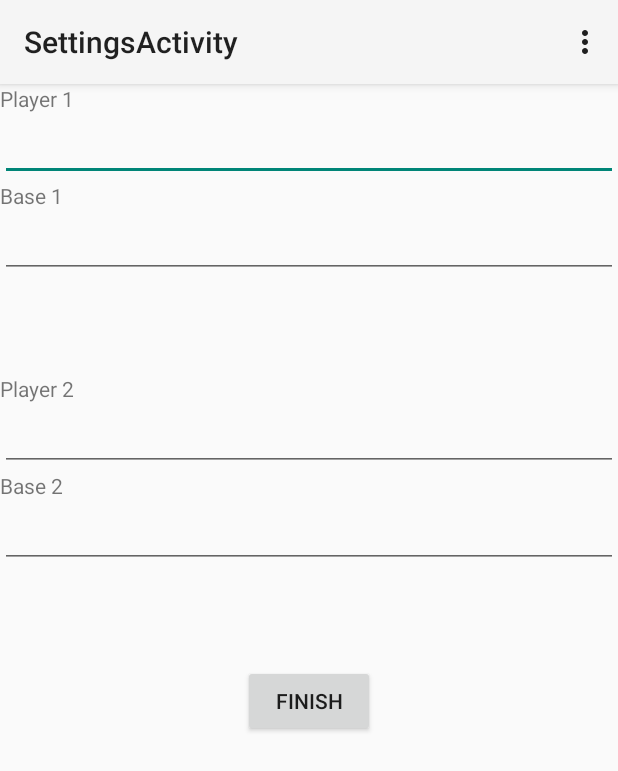
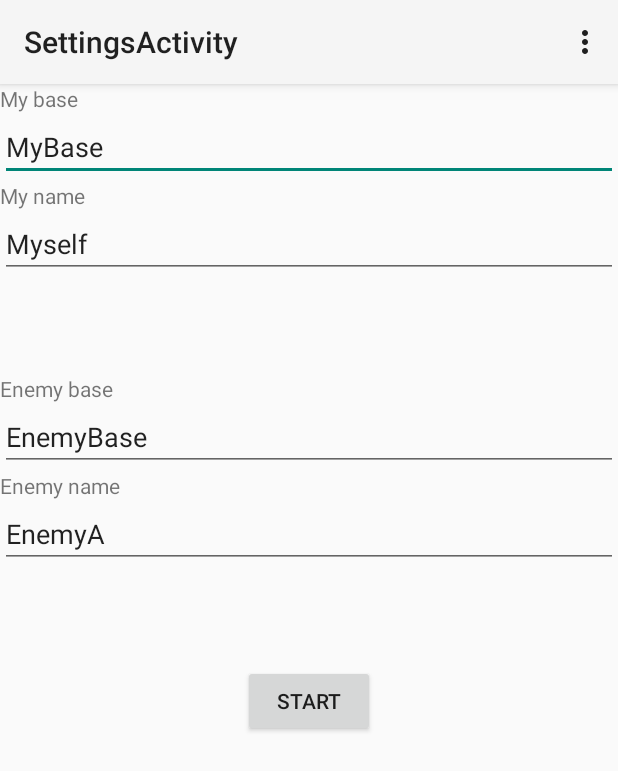
Before and after one commit to lannka/strangersgame, an Android app: the NewGameActivity screen opened directly, with no data from a screen before it, on a phone screen of 412 x 824 dp. Shown: the top 771 px of the screen. Run offline under Robolectric (Android 15) with nearby library versions, the phone set to English and light mode, and no system bars.

Commit message:
Refactor code. Create GameController class for future game logic.

```diff
--- a/app/src/main/AndroidManifest.xml
+++ b/app/src/main/AndroidManifest.xml
@@ -21,7 +21,7 @@
             </intent-filter>
         </activity>
         <activity
-            android:name=".SettingsActivity"
+            android:name=".NewGameActivity"
             android:label="@string/title_activity_settings" >
         </activity>
     </application>
--- a/app/src/main/java/com/example/dinghongfei/strangersgame/SettingsActivity.java
+++ b/app/src/main/java/com/example/dinghongfei/strangersgame/NewGameActivity.java
@@ -12,7 +12,7 @@ import android.widget.Button;
 import android.widget.EditText;
 import android.widget.Toast;
 
-public class SettingsActivity extends Activity {
+public class NewGameActivity extends Activity {
 
     private Button finish_button;
     private EditText self_instance_id_text;
@@ -40,21 +40,21 @@ public class SettingsActivity extends Activity {
         text = sharedPref.getString(getString(R.string.opponent_base_instance_id), "");
         opponent_base_instance_id_text.setText(text);
 
+        if (self_instance_id_text.getText().length() == 0) {
+          self_instance_id_text.setText("Myself");
+        }
+        if (self_base_instance_id_text.getText().length() == 0) {
+          self_base_instance_id_text.setText("MyBase");
+        }
+        if (opponent_instance_id_text.getText().length() == 0) {
+          opponent_instance_id_text.setText("EnemyA");
+        }
+        if (opponent_base_instance_id_text.getText().length() == 0) {
+          opponent_base_instance_id_text.setText("EnemyBase");
+        }
         finish_button.setOnClickListener(new View.OnClickListener() {
             @Override
             public void onClick(View v) {
-                if (self_instance_id_text.getText().length() == 0) {
-                    Toast.makeText(SettingsActivity.this, R.string.no_self_instance_id, Toast.LENGTH_LONG).show();
-                }
-                if (self_base_instance_id_text.getText().length() == 0) {
-                    Toast.makeText(SettingsActivity.this, R.string.no_self_base_instance_id, Toast.LENGTH_LONG).show();
-                }
-                if (opponent_instance_id_text.getText().length() == 0) {
-                    Toast.makeText(SettingsActivity.this, R.string.no_opponent_instance_id, Toast.LENGTH_LONG).show();
-                }
-                if (opponent_base_instance_id_text.getText().length() == 0) {
-                    Toast.makeText(SettingsActivity.this, R.string.no_opponent_base_instance_id, Toast.LENGTH_LONG).show();
-                }
                 SharedPreferences sharedPref = getSharedPreferences(Constants.SHARED_PREFERENCE, MODE_PRIVATE);
                 SharedPreferences.Editor editor = sharedPref.edit();
 
--- a/app/src/main/res/layout/activity_main.xml
+++ b/app/src/main/res/layout/activity_main.xml
@@ -5,14 +5,10 @@
     android:paddingTop="@dimen/activity_vertical_margin"
     android:paddingBottom="@dimen/activity_vertical_margin" tools:context=".MainActivity">
 
-    <TextView android:text="@string/hello_world" android:layout_width="wrap_content"
-        android:layout_height="wrap_content"
-        android:id="@+id/textView" />
-
     <Button
         android:layout_width="wrap_content"
         android:layout_height="wrap_content"
-        android:text="Settings"
+        android:text="New game"
         android:id="@+id/settingsButton"
         android:layout_alignParentBottom="true"
         android:layout_alignParentEnd="true" />
--- a/app/src/main/res/layout/activity_settings.xml
+++ b/app/src/main/res/layout/activity_settings.xml
@@ -7,7 +7,20 @@
     <TextView
         android:layout_width="wrap_content"
         android:layout_height="wrap_content"
-        android:text="Player 1"
+        android:text="My base"
+        android:id="@+id/baseOneTextView" />
+
+    <EditText
+        android:layout_width="match_parent"
+        android:layout_height="wrap_content"
+        android:inputType="textPersonName"
+        android:ems="10"
+        android:id="@+id/baseOneText" />
+
+    <TextView
+        android:layout_width="wrap_content"
+        android:layout_height="wrap_content"
+        android:text="My name"
         android:id="@+id/playerOneTextView" />
 
     <EditText
@@ -18,19 +31,6 @@
         android:id="@+id/playerOneText"
         android:layout_gravity="center_horizontal" />
 
-    <TextView
-        android:layout_width="wrap_content"
-        android:layout_height="wrap_content"
-        android:text="Base 1"
-        android:id="@+id/baseOneTextView" />
-
-    <EditText
-        android:layout_width="match_parent"
-        android:layout_height="wrap_content"
-        android:inputType="textPersonName"
-        android:ems="10"
-        android:id="@+id/baseOneText" />
-
     <Space
         android:layout_width="match_parent"
         android:layout_height="wrap_content"
@@ -40,20 +40,7 @@
     <TextView
         android:layout_width="wrap_content"
         android:layout_height="wrap_content"
-        android:text="Player 2"
-        android:id="@+id/playerTwoTextView" />
-
-    <EditText
-        android:layout_width="match_parent"
-        android:layout_height="wrap_content"
-        android:inputType="textPersonName"
-        android:ems="10"
-        android:id="@+id/playTwoText" />
-
-    <TextView
-        android:layout_width="wrap_content"
-        android:layout_height="wrap_content"
-        android:text="Base 2"
+        android:text="Enemy base"
         android:id="@+id/baseTwoTextView" />
 
     <EditText
@@ -64,6 +51,19 @@
         android:id="@+id/baseTwoText"
         android:layout_gravity="center_horizontal" />
 
+    <TextView
+        android:layout_width="wrap_content"
+        android:layout_height="wrap_content"
+        android:text="Enemy name"
+        android:id="@+id/playerTwoTextView" />
+
+    <EditText
+        android:layout_width="match_parent"
+        android:layout_height="wrap_content"
+        android:inputType="textPersonName"
+        android:ems="10"
+        android:id="@+id/playTwoText" />
+
     <Space
         android:layout_width="match_parent"
         android:layout_height="wrap_content"
@@ -73,7 +73,7 @@
     <Button
         android:layout_width="wrap_content"
         android:layout_height="wrap_content"
-        android:text="Finish"
+        android:text="Start"
         android:id="@+id/finishButton"
         android:layout_gravity="center_horizontal" />
 </LinearLayout>
--- a/app/src/main/res/menu/menu_settings.xml
+++ b/app/src/main/res/menu/menu_settings.xml
@@ -1,6 +1,6 @@
 <menu xmlns:android="http://schemas.android.com/apk/res/android"
     xmlns:tools="http://schemas.android.com/tools"
-    tools:context="com.example.dinghongfei.strangersgame.SettingsActivity">
+    tools:context="com.example.dinghongfei.strangersgame.NewGameActivity">
     <item android:id="@+id/action_settings" android:title="@string/action_settings"
         android:orderInCategory="100" android:showAsAction="never" />
 </menu>
```
Also changed, not shown: app/src/main/java/com/example/dinghongfei/strangersgame/GameController.java (added, +38 -0 lines), app/src/main/java/com/example/dinghongfei/strangersgame/MainActivity.java (+50 -67 lines), app/src/main/java/com/example/dinghongfei/strangersgame/Scanner.java (+5 -28 lines).
